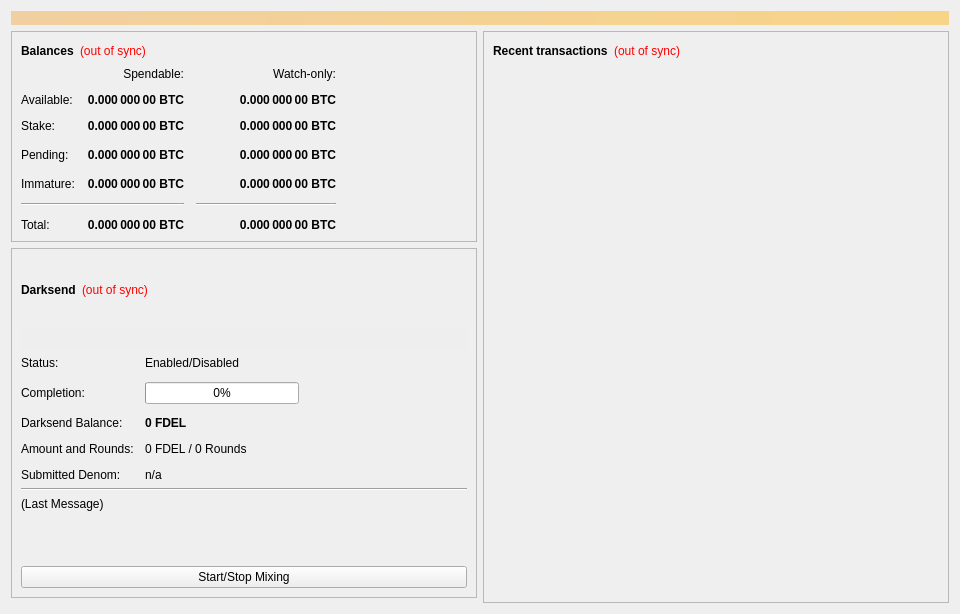
This is src/qt/forms/overviewpage.ui in hronopay/fd as Qt 5 draws it before an edit. The edited form follows.
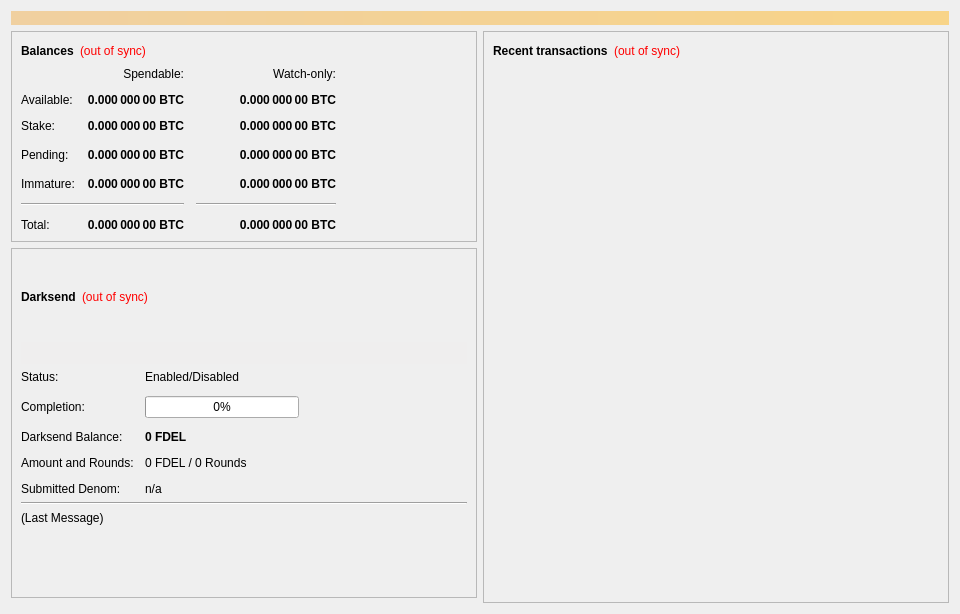
This is the edited form.

Commit message: delete DS toggle

What changed in the file:
```diff
--- a/src/qt/forms/overviewpage.ui
+++ b/src/qt/forms/overviewpage.ui
@@ -1077,19 +1077,6 @@
             </property>
            </widget>
           </item>
-          <item>
-           <widget class="QPushButton" name="toggleDarksend">
-            <property name="sizePolicy">
-             <sizepolicy hsizetype="MinimumExpanding" vsizetype="Fixed">
-              <horstretch>0</horstretch>
-              <verstretch>0</verstretch>
-             </sizepolicy>
-            </property>
-            <property name="text">
-             <string>Start/Stop Mixing</string>
-            </property>
-           </widget>
-          </item>
          </layout>
         </widget>
        </item>
```
The commit also changes 2 other files.
